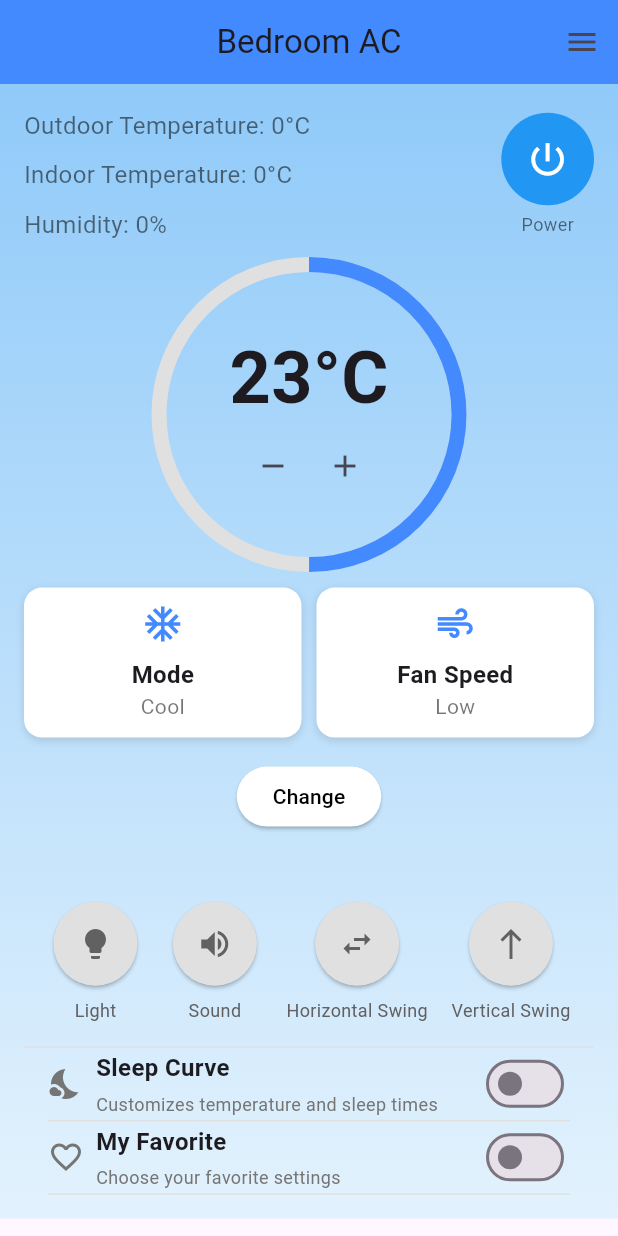
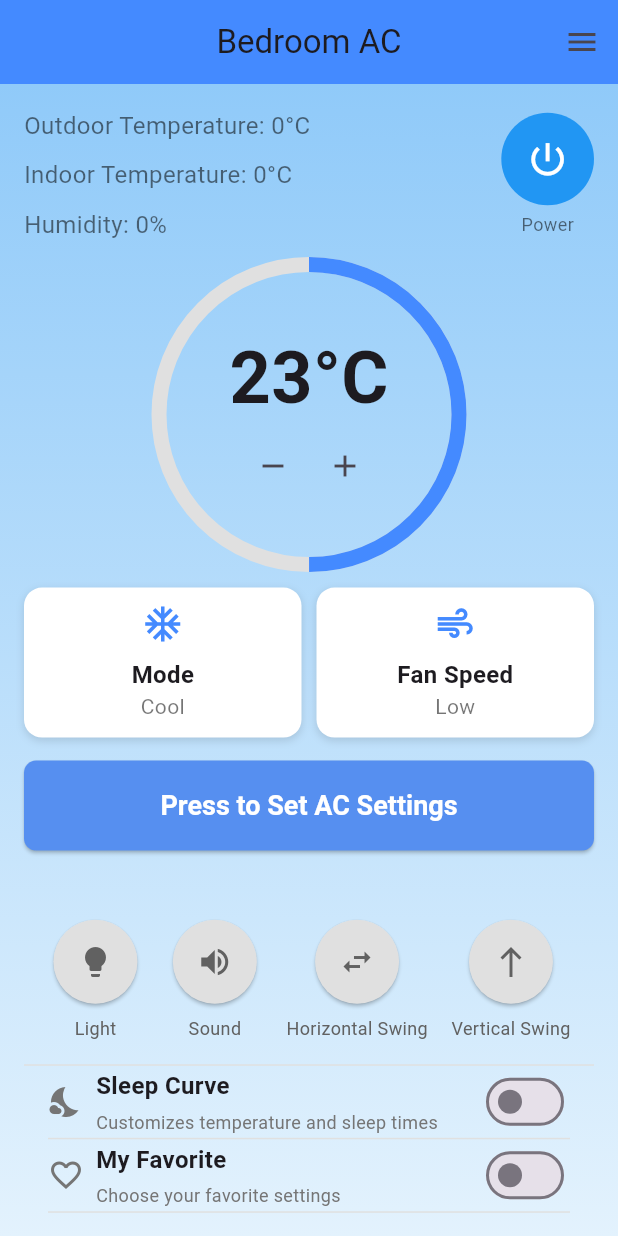
Before and after one commit to DavidNis/IOT_Project, a Flutter app: the SmartACControl screen opened directly, after a tap on the "remove" icon, on a phone screen of 412 x 824 dp. Run offline on Flutter 3.47's test engine with Material 3 defaults, Android fonts, the phone set to English and light mode, and no system bars; our stand-ins replace firebase_auth, firebase_core, firebase_database, fl_chart, geolocator; accounts and stored records are empty.

Commit message:
Add files via upload

```diff
--- a/App/lib/Screens/smart_ac_control.dart
+++ b/App/lib/Screens/smart_ac_control.dart
@@ -52,6 +52,13 @@ class _SmartACControlState extends State<SmartACControl> {
   String newFanSpeed = "Low";
   double newTemperature = 24;
 
+
+  String randomValue = '';
+  Timer? _timer;
+  //bool showError = false;
+  ScaffoldFeatureController<SnackBar, SnackBarClosedReason>? _snackBarController;
+
+
   Map<String, dynamic> favoriteSettings = {
     'mode': 'Cool',
     'fanSpeed': 'Low',
@@ -71,6 +78,7 @@ class _SmartACControlState extends State<SmartACControl> {
     _loadFavoriteSettings();
     initializeTemperatureLog();
     _monitorMotionSensor();
+    _startListeningToRandomValue();
 
     _listenToFavoriteSettings();
 
@@ -81,10 +89,54 @@ class _SmartACControlState extends State<SmartACControl> {
     });
   }
 
+
+  void _startListeningToRandomValue() {
+    DatabaseReference randomRef = FirebaseDatabase.instance.ref().child('random');
+    randomRef.onValue.listen((event) {
+      String newValue = event.snapshot.value.toString();
+      if (randomValue != newValue) {
+        setState(() {
+          randomValue = newValue;
+        });
+        _hideErrorMessage();
+        _resetTimer();
+      }
+    });
+  }
+
+void _resetTimer() {
+    _timer?.cancel();
+    _timer = Timer(Duration(seconds: 5), () {
+      _showErrorMessage();
+    });
+  }
+
+void _showErrorMessage() {
+  _snackBarController = ScaffoldMessenger.of(context).showSnackBar(
+    const SnackBar(
+      content: Center(
+        child: Text(
+          'The AC is not connected',
+          style: TextStyle(color: Colors.white),
+        ),
+      ),
+      backgroundColor: Colors.red,
+      duration: Duration(hours: 1), // Indefinite duration
+    ),
+  );
+}
+
+  void _hideErrorMessage() {
+    _snackBarController?.close();
+  }
+
+
   @override
   void dispose() {
     // Cancel the timer when this widget is disposed
     _pollingTimer?.cancel();
+    _timer?.cancel();
+
     //_connectivitySubscription?.cancel();
     super.dispose();
   }
@@ -357,9 +409,9 @@ class _SmartACControlState extends State<SmartACControl> {
     });
 
     // Generate the temperature hex code
-    String temperatureHexValue =
-        "F7A" + newTemperature.toInt().toRadixString(16).toUpperCase();
+    String temperatureHexValue =temperatureHexMap[newTemperature.toInt()] ?? "F7A05F";
 
+/*
     try {
       // Update the Firebase nodes
       await FirebaseDatabase.instance
@@ -373,6 +425,7 @@ class _SmartACControlState extends State<SmartACControl> {
     } catch (e) {
       print("Failed to update Firebase: $e");
     }
+    */
   }
 
     void _signOut() async {
@@ -462,7 +515,10 @@ class _SmartACControlState extends State<SmartACControl> {
           .ref()
           .child('transmitter/temp/code')
           .set(temperatureHexValue);
-
+      await FirebaseDatabase.instance
+                .ref()
+                .child('transmitter/temp/value')
+                .set(newTemperature);
       // Apply changes to the main variables
       setState(() {
         mode = newMode;
@@ -724,15 +780,25 @@ class _SmartACControlState extends State<SmartACControl> {
                                 ),
                               ],
                             ),
-                            SizedBox(height: constraints.maxHeight * 0.02),
-                            ElevatedButton(
-                              onPressed: _applyChanges,
-                              style: ElevatedButton.styleFrom(
-                                backgroundColor: Colors.white,
-                                foregroundColor: Colors.black,
-                              ),
-                              child: const Text('Change'),
-                            ),
+                                                        SizedBox(height: constraints.maxHeight * 0.02),
+
+                            SizedBox(
+  width: double.infinity, // Full width
+  height: 60, // Increase height for a longer button
+  child: ElevatedButton(
+    onPressed: _applyChanges,
+    style: ElevatedButton.styleFrom(
+      backgroundColor: const Color.fromARGB(255, 86, 143, 240), // Bolder color
+      foregroundColor: Colors.white, // White text for contrast
+      textStyle: const TextStyle(fontSize: 18, fontWeight: FontWeight.bold), // Bigger, bold text
+      padding: const EdgeInsets.symmetric(vertical: 16), // Extra padding for better touch area
+      shape: RoundedRectangleBorder(
+        borderRadius: BorderRadius.circular(8), // Slightly rounded corners
+      ),
+    ),
+    child: const Text('Press to Set AC Settings'), // Button text
+  ),
+),
                             SizedBox(height: constraints.maxHeight * 0.06),
                             Row(
                               mainAxisAlignment: MainAxisAlignment.spaceEvenly,
```
